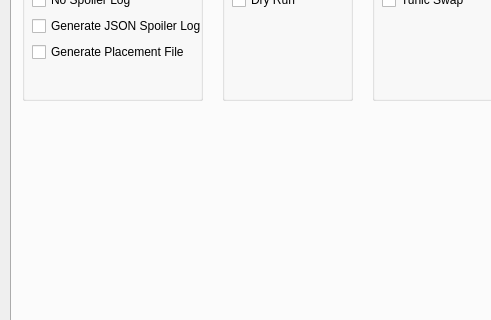
This is gui/randogui.ui in ssrando/ssrando as Qt 5 draws it before an edit; both pictures show x 0 to 491 and y 196 to 516 of the 1051 by 738 pixel window. The edited form follows.
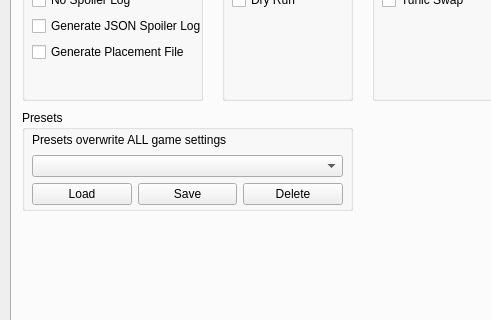
This is the edited form. The open tabs and pages were chosen to show the change.

Commit message: basic ui mappings for presets

Patch:
```diff
--- a/gui/randogui.ui
+++ b/gui/randogui.ui
@@ -359,6 +359,66 @@
        </layout>
       </widget>
      </widget>
+     <widget class="QGroupBox" name="groupBox_17">
+      <property name="geometry">
+       <rect>
+        <x>10</x>
+        <y>270</y>
+        <width>331</width>
+        <height>101</height>
+       </rect>
+      </property>
+      <property name="title">
+       <string>Presets</string>
+      </property>
+      <widget class="QWidget" name="verticalLayoutWidget_16">
+       <property name="geometry">
+        <rect>
+         <x>10</x>
+         <y>20</y>
+         <width>311</width>
+         <height>75</height>
+        </rect>
+       </property>
+       <layout class="QVBoxLayout" name="verticalLayout_39">
+        <item>
+         <widget class="QLabel" name="label_7">
+          <property name="text">
+           <string>Presets overwrite ALL game settings</string>
+          </property>
+         </widget>
+        </item>
+        <item>
+         <widget class="QComboBox" name="comboBox"/>
+        </item>
+        <item>
+         <layout class="QHBoxLayout" name="horizontalLayout_12">
+          <item>
+           <widget class="QPushButton" name="load_preset">
+            <property name="text">
+             <string>Load</string>
+            </property>
+           </widget>
+          </item>
+          <item>
+           <widget class="QPushButton" name="save_preset">
+            <property name="text">
+             <string>Save</string>
+            </property>
+           </widget>
+          </item>
+          <item>
+           <widget class="QPushButton" name="delete_preset">
+            <property name="text">
+             <string>Delete</string>
+            </property>
+           </widget>
+          </item>
+         </layout>
+        </item>
+       </layout>
+      </widget>
+     </widget>
     </widget>
     <widget class="QWidget" name="tab_3">
      <attribute name="title">
```
Left out of the diff: 2 changed lines with no effect on the pictures. The commit also changes 2 other files.
